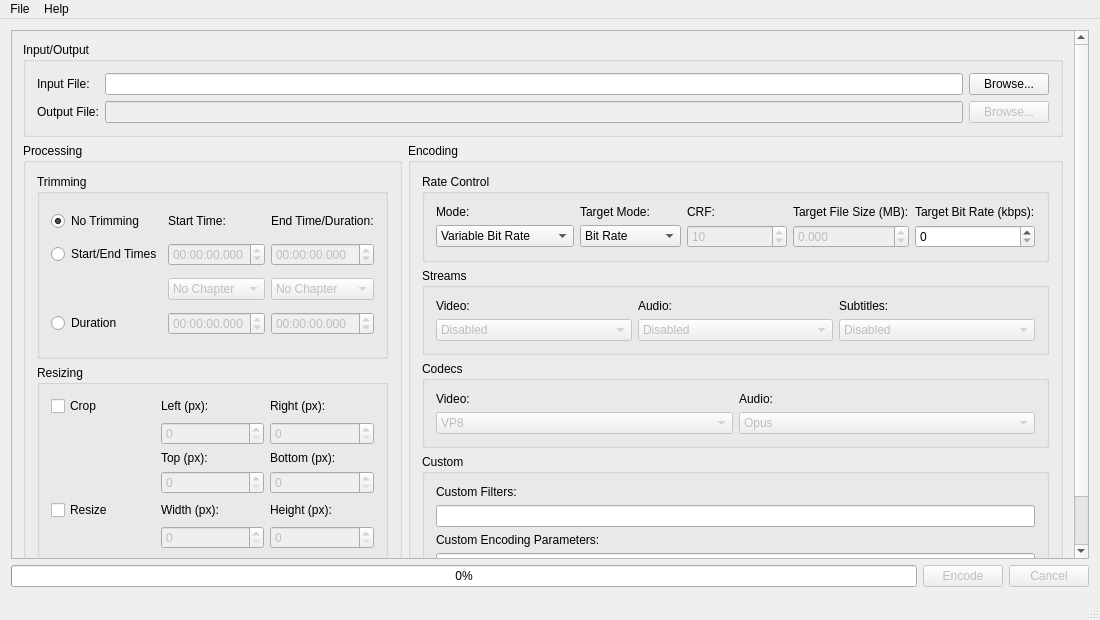
Above: mainwindow.ui from rzumer/Webbum before the change. Below: the same form after it.
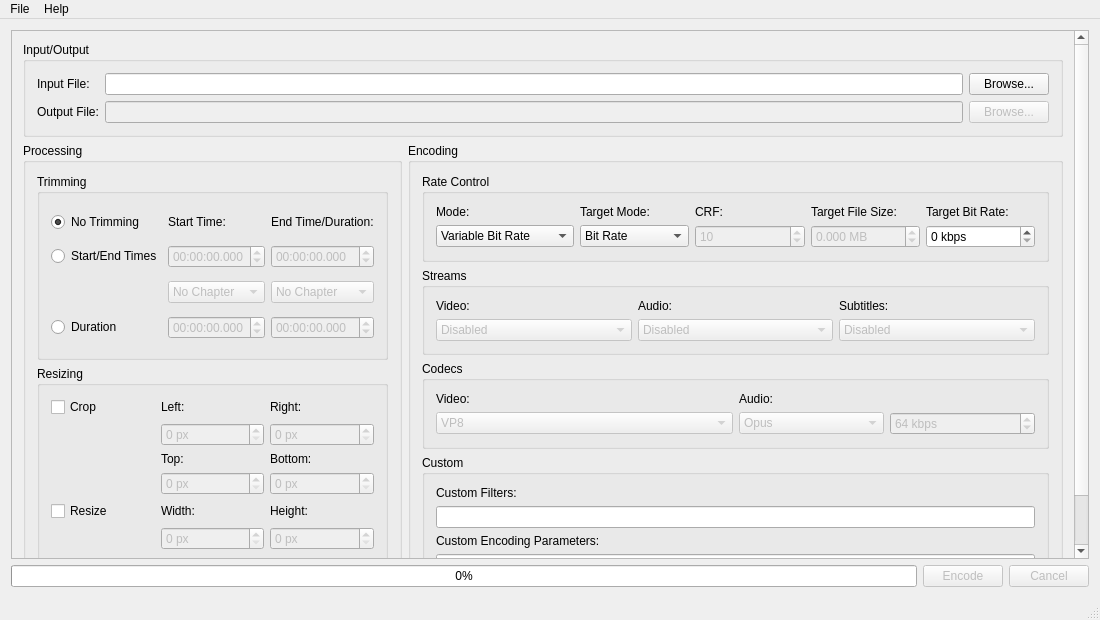
That is the form after the change.

Commit message: Add audio bitrate support

What changed in the file:
```diff
--- a/mainwindow.ui
+++ b/mainwindow.ui
@@ -248,6 +248,9 @@
                 <property name="focusPolicy">
                  <enum>Qt::StrongFocus</enum>
                 </property>
+                <property name="suffix">
+                 <string> px</string>
+                </property>
                 <property name="maximum">
                  <number>9999</number>
                 </property>
@@ -264,6 +267,9 @@
                 <property name="focusPolicy">
                  <enum>Qt::StrongFocus</enum>
                 </property>
+                <property name="suffix">
+                 <string> px</string>
+                </property>
                 <property name="maximum">
                  <number>9999</number>
                 </property>
@@ -280,6 +286,9 @@
                 <property name="focusPolicy">
                  <enum>Qt::StrongFocus</enum>
                 </property>
+                <property name="suffix">
+                 <string> px</string>
+                </property>
                 <property name="maximum">
                  <number>9999</number>
                 </property>
@@ -291,7 +300,7 @@
               <item row="3" column="1">
                <widget class="QLabel" name="label_15">
                 <property name="text">
-                 <string>Left (px):</string>
+                 <string>Left:</string>
                 </property>
                </widget>
               </item>
@@ -310,6 +319,9 @@
                 <property name="focusPolicy">
                  <enum>Qt::StrongFocus</enum>
                 </property>
+                <property name="suffix">
+                 <string> px</string>
+                </property>
                 <property name="maximum">
                  <number>9999</number>
                 </property>
@@ -321,28 +333,28 @@
               <item row="3" column="2">
                <widget class="QLabel" name="label_16">
                 <property name="text">
-                 <string>Right (px):</string>
+                 <string>Right:</string>
                 </property>
                </widget>
               </item>
               <item row="5" column="2">
                <widget class="QLabel" name="label_18">
                 <property name="text">
-                 <string>Bottom (px):</string>
+                 <string>Bottom:</string>
                 </property>
                </widget>
               </item>
               <item row="5" column="1">
                <widget class="QLabel" name="label_17">
                 <property name="text">
-                 <string>Top (px):</string>
+                 <string>Top:</string>
                 </property>
                </widget>
               </item>
               <item row="8" column="1">
                <widget class="QLabel" name="label_13">
                 <property name="text">
-                 <string>Width (px):</string>
+                 <string>Width:</string>
                 </property>
                </widget>
               </item>
@@ -354,6 +366,9 @@
                 <property name="focusPolicy">
                  <enum>Qt::StrongFocus</enum>
                 </property>
+                <property name="suffix">
+                 <string> px</string>
+                </property>
                 <property name="maximum">
                  <number>9999</number>
                 </property>
@@ -365,7 +380,7 @@
               <item row="8" column="2">
                <widget class="QLabel" name="label_14">
                 <property name="text">
-                 <string>Height (px):</string>
+                 <string>Height:</string>
                 </property>
                </widget>
               </item>
@@ -377,6 +392,9 @@
                 <property name="focusPolicy">
                  <enum>Qt::StrongFocus</enum>
                 </property>
+                <property name="suffix">
+                 <string> px</string>
+                </property>
                 <property name="maximum">
                  <number>9999</number>
                 </property>
@@ -515,14 +533,14 @@
               <item row="0" column="3">
                <widget class="QLabel" name="label_8">
                 <property name="text">
-                 <string>Target File Size (MB):</string>
+                 <string>Target File Size:</string>
                 </property>
                </widget>
               </item>
               <item row="0" column="4">
                <widget class="QLabel" name="label_9">
                 <property name="text">
-                 <string>Target Bit Rate (kbps):</string>
+                 <string>Target Bit Rate:</string>
                 </property>
                </widget>
               </item>
@@ -534,6 +552,9 @@
                 <property name="focusPolicy">
                  <enum>Qt::StrongFocus</enum>
                 </property>
+                <property name="suffix">
+                 <string> kbps</string>
+                </property>
                 <property name="maximum">
                  <number>99999</number>
                 </property>
@@ -550,6 +571,9 @@
                 <property name="wrapping">
                  <bool>true</bool>
                 </property>
+                <property name="suffix">
+                 <string> MB</string>
+                </property>
                 <property name="decimals">
                  <number>3</number>
                 </property>
@@ -699,24 +723,47 @@
                </widget>
               </item>
               <item row="1" column="1">
-               <widget class="QComboBox" name="codecAudioComboBox">
-                <property name="enabled">
-                 <bool>false</bool>
-                </property>
-                <property name="focusPolicy">
-                 <enum>Qt::StrongFocus</enum>
-                </property>
+               <layout class="QHBoxLayout" name="horizontalLayout">
                 <item>
-                 <property name="text">
-                  <string>Opus</string>
-                 </property>
+                 <widget class="QComboBox" name="codecAudioComboBox">
+                  <property name="enabled">
+                   <bool>false</bool>
+                  </property>
+                  <property name="focusPolicy">
+                   <enum>Qt::StrongFocus</enum>
+                  </property>
+                  <item>
+                   <property name="text">
+                    <string>Opus</string>
+                   </property>
+                  </item>
+                  <item>
+                   <property name="text">
+                    <string>Vorbis</string>
+                   </property>
+                  </item>
+                 </widget>
                 </item>
                 <item>
-                 <property name="text">
-                  <string>Vorbis</string>
-                 </property>
+                 <widget class="QSpinBox" name="codecAudioBitRateSpinBox">
+                  <property name="enabled">
+                   <bool>false</bool>
+                  </property>
+                  <property name="suffix">
+                   <string> kbps</string>
+                  </property>
+                  <property name="minimum">
+                   <number>6</number>
+                  </property>
+                  <property name="maximum">
+                   <number>510</number>
+                  </property>
+                  <property name="value">
+                   <number>64</number>
+                  </property>
+                 </widget>
                 </item>
-               </widget>
+               </layout>
               </item>
              </layout>
             </widget>
```
Left out of the diff: 127 changed lines with no effect on the pictures. The commit also changes 2 other files.
